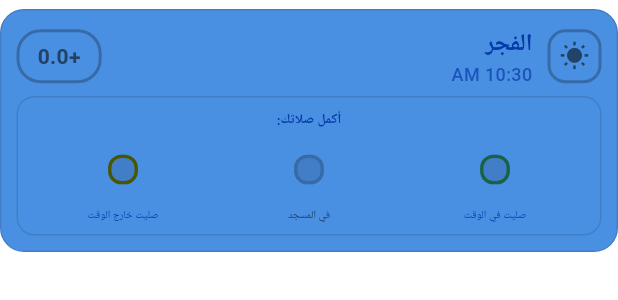
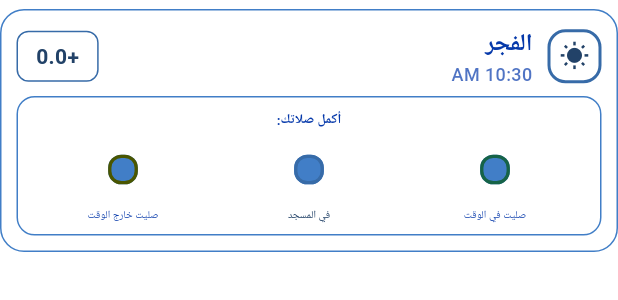
Before and after one commit to ithabetz/daily-muslim-routine-kids, a Flutter app: the PrayerCard widget shown alone on an empty page, opened directly with empty values, on a phone screen of 412 x 824 dp. Shown: the top 300 px of the screen. Run offline on Flutter 3.47's test engine with Material 3 defaults, Android fonts, the phone set to English and light mode, and no system bars; our stand-ins replace adhan, cloud_firestore, firebase_auth, firebase_core, flutter_local_notifications, geocoding and 3 more; accounts and stored records are empty; network calls fail.

Commit message:
Fix BackGround

```diff
--- a/lib/widgets/prayer_card.dart
+++ b/lib/widgets/prayer_card.dart
@@ -32,7 +32,6 @@ class _PrayerCardState extends State<PrayerCard> {
         margin: const EdgeInsets.symmetric(vertical: 6),
         padding: EdgeInsets.all(KidTheme.standardCardPadding),
         decoration: BoxDecoration(
-          color: Colors.white,
           borderRadius: BorderRadius.circular(16),
           border: Border.all(
             color: widget.prayer.isCompleted ? Colors.green.shade200 : Colors.grey.shade300,
@@ -45,10 +44,16 @@ class _PrayerCardState extends State<PrayerCard> {
             // Header Row with Icon and Prayer Info
             Row(
               children: [
-                // Prayer Icon - Standardized size
+                // Prayer Icon - Transparent container
                 Container(
                   padding: EdgeInsets.all(KidTheme.standardIconPadding),
-                  decoration: KidTheme.getStandardIconDecoration(isCompleted: widget.prayer.isCompleted),
+                  decoration: BoxDecoration(
+                    borderRadius: BorderRadius.circular(12),
+                    border: Border.all(
+                      color: widget.prayer.isCompleted ? KidTheme.successGreen : Colors.grey.shade400,
+                      width: 2,
+                    ),
+                  ),
                   child: Icon(
                     widget.prayer.type.icon,
                     color: widget.prayer.isCompleted ? KidTheme.successGreen : Colors.grey.shade600,
@@ -87,13 +92,19 @@ class _PrayerCardState extends State<PrayerCard> {
                   ),
                 ),
 
-                // Points indicator - Standardized
+                // Points indicator - Transparent container
                 Container(
                   padding: const EdgeInsets.symmetric(
                     horizontal: 12,
                     vertical: 6,
                   ),
-                  decoration: KidTheme.getStandardPointsDecoration(isCompleted: widget.prayer.isCompleted),
+                  decoration: BoxDecoration(
+                    borderRadius: BorderRadius.circular(8),
+                    border: Border.all(
+                      color: widget.prayer.isCompleted ? KidTheme.successGreen : Colors.grey.shade400,
+                      width: 1,
+                    ),
+                  ),
                   child: Text(
                     '+${NumberFormatter.formatDecimal(widget.prayer.score, decimalPlaces: 1)}',
                     style: TextStyle(
@@ -108,11 +119,10 @@ class _PrayerCardState extends State<PrayerCard> {
 
             const SizedBox(height: 6),
 
-            // Checkboxes Section - Standardized
+            // Checkboxes Section - Transparent container
             Container(
               padding: const EdgeInsets.all(8),
               decoration: BoxDecoration(
-                color: Colors.white,
                 borderRadius: BorderRadius.circular(12),
                 border: Border.all(
                   color: widget.prayer.isCompleted
```
